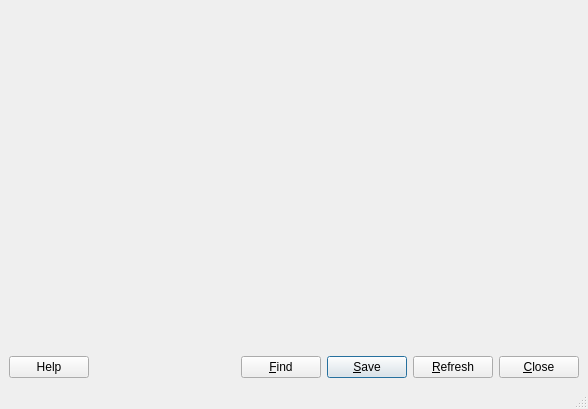
jljuxgm/vboxgit, file vbox/src/VBox/Frontends/VirtualBox4/ui/VBoxVMLogViewer.ui: the form before one commit.
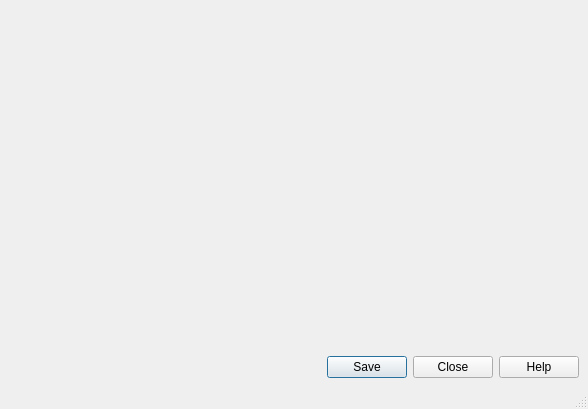
The form after the commit. Icons and pictures are not drawn.

Commit message:
commit_8289 ------------------------------------------------------------------------ r8289 | vboxsync | 2008-04-22 21:29:52 +0800 (Tue, 22 Apr 2008) | 6 lines
FE/Qt4: VBoxVMLogViewer changes:
- use QDialogButtonBox
- fixed languageChanged for the bottom buttons
- replaced deprecated window flags
- set parent for centering on parent when the dialog is shown

------------------------------------------------------------------------

What changed in the file:
```diff
--- a/vbox/src/VBox/Frontends/VirtualBox4/ui/VBoxVMLogViewer.ui
+++ b/vbox/src/VBox/Frontends/VirtualBox4/ui/VBoxVMLogViewer.ui
@@ -28,77 +28,11 @@
      </widget>
     </item>
     <item>
-     <layout class="QHBoxLayout" >
-      <item>
-       <widget class="QPushButton" name="mBtnHelp" >
-        <property name="text" >
-         <string>Help</string>
-        </property>
-        <property name="shortcut" >
-         <string>F1</string>
-        </property>
-        <property name="autoDefault" >
-         <bool>true</bool>
-        </property>
-       </widget>
-      </item>
-      <item>
-       <spacer>
-        <property name="orientation" >
-         <enum>Qt::Horizontal</enum>
-        </property>
-        <property name="sizeHint" >
-         <size>
-          <width>40</width>
-          <height>20</height>
-         </size>
-        </property>
-       </spacer>
-      </item>
-      <item>
-       <widget class="QPushButton" name="mBtnFind" >
-        <property name="text" >
-         <string>&amp;Find</string>
-        </property>
-        <property name="autoDefault" >
-         <bool>true</bool>
-        </property>
-       </widget>
-      </item>
-      <item>
-       <widget class="QPushButton" name="mBtnSave" >
-        <property name="text" >
-         <string>&amp;Save</string>
-        </property>
-        <property name="autoDefault" >
-         <bool>true</bool>
-        </property>
-        <property name="default" >
-         <bool>true</bool>
-        </property>
-       </widget>
-      </item>
-      <item>
-       <widget class="QPushButton" name="mBtnRefresh" >
-        <property name="text" >
-         <string>&amp;Refresh</string>
-        </property>
-        <property name="autoDefault" >
-         <bool>true</bool>
-        </property>
-       </widget>
-      </item>
-      <item>
-       <widget class="QPushButton" name="mBtnClose" >
-        <property name="text" >
-         <string>&amp;Close</string>
-        </property>
-        <property name="autoDefault" >
-         <bool>true</bool>
-        </property>
-       </widget>
-      </item>
-     </layout>
+     <widget class="QDialogButtonBox" name="mButtonBox" >
+      <property name="standardButtons" >
+       <set>QDialogButtonBox::Close|QDialogButtonBox::Help|QDialogButtonBox::NoButton|QDialogButtonBox::Save</set>
+      </property>
+     </widget>
     </item>
    </layout>
   </widget>
```
Left out of the diff: 19 changed lines with no effect on the pictures. The commit also changes 1 other file.
